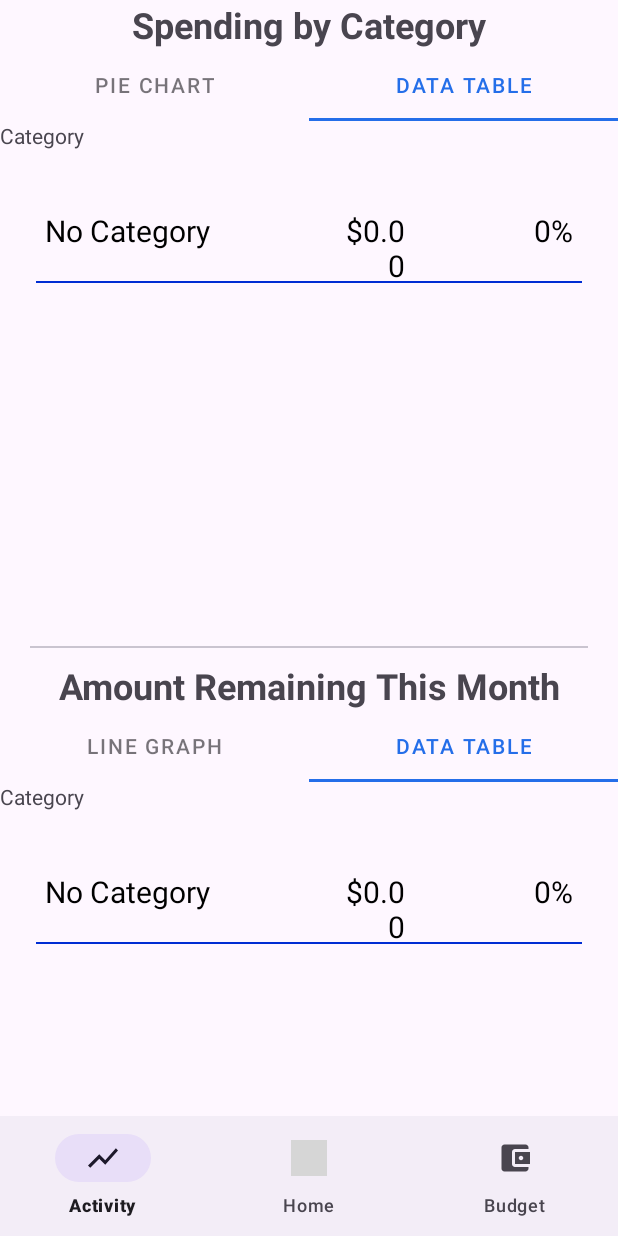
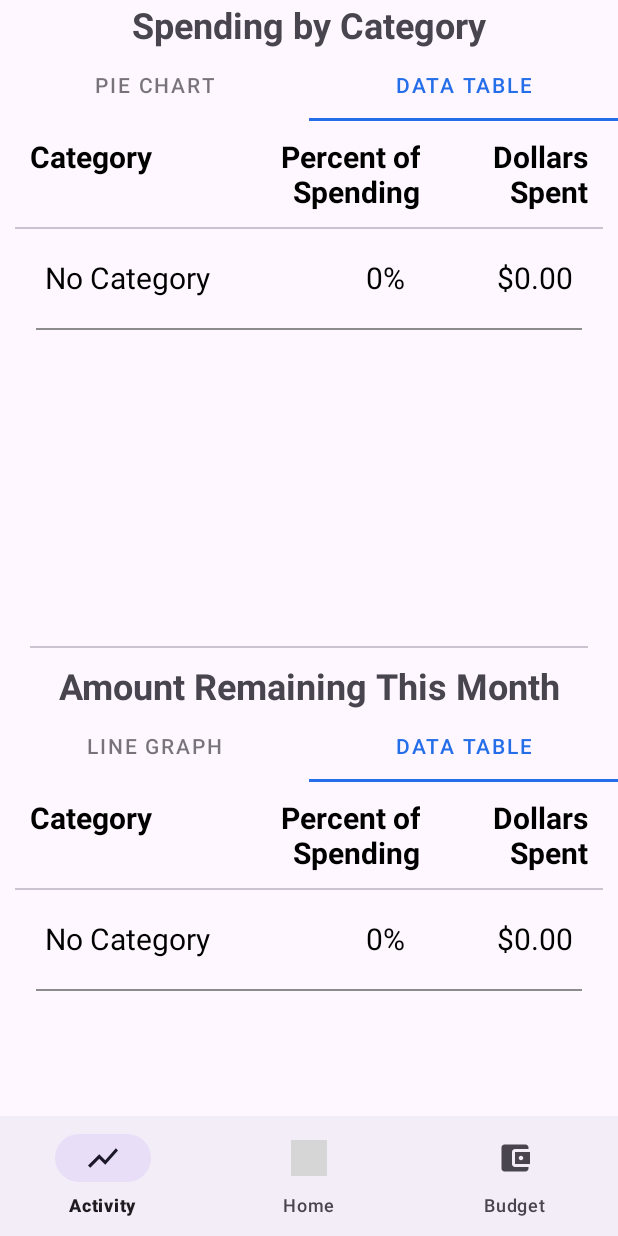
Before and after one commit to MasterTemple/CSCI-335-UI-Application, an Android app: the screen it shows after launch (MainActivity), tab 4 chosen, on a phone screen of 412 x 824 dp. Run offline under Robolectric (Android 15) with nearby library versions, the phone set to English and light mode, and no system bars; libraries missing offline, so code that uses them is left out: com.github.mikephil.charting; plain views replace LineChart; grey boxes are pictures that could not be loaded.

Commit message:
Improved spending by category data table formatting.

```diff
--- a/app/src/main/java/com/example/uigroupproject/CategoryData.java
+++ b/app/src/main/java/com/example/uigroupproject/CategoryData.java
@@ -33,6 +33,15 @@ public class CategoryData {
         }
         return EMPTY_VALUE;
     }
+    public String getPercentFromTotalSpent(double totalSpent) {
+        double budget = totalSpent;
+        if(type.contentEquals(PERCENT)) {
+            return String.format("%.0f%%", value);
+        } else if(type.contentEquals(FIXED_VALUE)) {
+            return budget == 0 ? "0%" : String.format("%.0f%%", 100 / (budget / value));
+        }
+        return EMPTY_VALUE;
+    }
 
     public String getNumber(Context context) {
         Settings settings = new Settings(context);
--- a/app/src/main/java/com/example/uigroupproject/SpendingByCategoryTableAdapter.java
+++ b/app/src/main/java/com/example/uigroupproject/SpendingByCategoryTableAdapter.java
@@ -30,8 +30,15 @@ public class SpendingByCategoryTableAdapter extends RecyclerView.Adapter<Spendin
     public void onBindViewHolder(@NonNull SpendingByCategoryTableViewHolder holder, int position) {
         CategoryData category = categories.get(position);
         holder.nameView.setText(category.name);
-        holder.percentView.setText(category.getPercent(context));
+        holder.percentView.setText(category.getPercentFromTotalSpent(getTotalSpent()));
         holder.amountView.setText(category.getNumber(context));
+    }
+    private double getTotalSpent() {
+        int sum = 0;
+        for (CategoryData category: categories) {
+            sum += category.value;
+        }
+        return sum;
     }
 
     @Override
--- a/app/src/main/java/com/example/uigroupproject/SpendingByCategoryTableViewHolder.java
+++ b/app/src/main/java/com/example/uigroupproject/SpendingByCategoryTableViewHolder.java
@@ -14,7 +14,7 @@ public class SpendingByCategoryTableViewHolder extends RecyclerView.ViewHolder {
         super(itemView);
         // ACTUALLY SET THESE
         nameView = itemView.findViewById(R.id.categoryName);
-        percentView = itemView.findViewById(R.id.categoryValue);
-        amountView = itemView.findViewById(R.id.categoryPercent);
+        percentView = itemView.findViewById(R.id.categoryPercent);
+        amountView = itemView.findViewById(R.id.categoryValue);
     }
 }
--- a/app/src/main/res/layout/fragment_category_element.xml
+++ b/app/src/main/res/layout/fragment_category_element.xml
@@ -51,7 +51,7 @@
         android:layout_marginRight="4dp"
         android:layout_marginTop="10dp"
         android:layout_marginLeft="4dp"
-        app:dividerColor="@color/secondary"
+        app:dividerColor="@color/grey"
         />
 
 </RelativeLayout>
--- a/app/src/main/res/layout/fragment_home.xml
+++ b/app/src/main/res/layout/fragment_home.xml
@@ -36,7 +36,7 @@
         android:layout_marginStart="30dp"
         android:layout_marginTop="30dp"
         android:layout_marginEnd="30dp"
-        android:layout_marginBottom="30dp"
+        android:layout_marginBottom="20dp"
         android:progressBackgroundTint="@color/green"
         android:progressBackgroundTintMode="@color/green"
         android:progressTint="@color/green"
@@ -70,13 +70,13 @@
             android:textStyle="bold"
             android:layout_marginEnd="20dp"
             />
-        <com.google.android.material.divider.MaterialDivider
-            android:layout_below="@+id/home_remaining_value"
-            android:layout_width="match_parent"
-            android:layout_height="wrap_content"
-            android:layout_marginRight="4dp"
-            android:layout_marginLeft="4dp"
-            />
+        <!--        <com.google.android.material.divider.MaterialDivider-->
+        <!--            android:layout_below="@+id/home_remaining_value"-->
+        <!--            android:layout_width="match_parent"-->
+        <!--            android:layout_height="wrap_content"-->
+        <!--            android:layout_marginRight="4dp"-->
+        <!--            android:layout_marginLeft="4dp"-->
+        <!--            />-->
     </RelativeLayout>
 
     <RelativeLayout
@@ -106,13 +106,13 @@
             android:textStyle="bold"
             android:layout_marginEnd="20dp"
             />
-        <com.google.android.material.divider.MaterialDivider
-            android:layout_below="@+id/home_daily_budget_value"
-            android:layout_width="match_parent"
-            android:layout_height="wrap_content"
-            android:layout_marginRight="4dp"
-            android:layout_marginLeft="4dp"
-            />
+        <!--        <com.google.android.material.divider.MaterialDivider-->
+        <!--            android:layout_below="@+id/home_daily_budget_value"-->
+        <!--            android:layout_width="match_parent"-->
+        <!--            android:layout_height="wrap_content"-->
+        <!--            android:layout_marginRight="4dp"-->
+        <!--            android:layout_marginLeft="4dp"-->
+        <!--            />-->
     </RelativeLayout>
 
     <TextView
@@ -126,15 +126,15 @@
         android:text="@string/home_recent_transactions"
         />
 
-    <com.google.android.material.divider.MaterialDivider
-        android:layout_below="@+id/recent_transactions_button"
-        android:layout_width="match_parent"
-        android:layout_height="wrap_content"
-        android:layout_marginRight="12dp"
-        android:layout_marginLeft="12dp"
-        android:layout_marginTop="10dp"
-        app:dividerColor="@color/secondary"
-        />
+    <!--    <com.google.android.material.divider.MaterialDivider-->
+    <!--        android:layout_below="@+id/recent_transactions_button"-->
+    <!--        android:layout_width="match_parent"-->
+    <!--        android:layout_height="wrap_content"-->
+    <!--        android:layout_marginRight="12dp"-->
+    <!--        android:layout_marginLeft="12dp"-->
+    <!--        android:layout_marginTop="10dp"-->
+    <!--        app:dividerColor="@color/secondary"-->
+    <!--        />-->
 
     <androidx.recyclerview.widget.RecyclerView
         android:id="@+id/transactions_preview"
--- a/app/src/main/res/layout/fragment_spending_by_category_table.xml
+++ b/app/src/main/res/layout/fragment_spending_by_category_table.xml
@@ -6,15 +6,60 @@
     <RelativeLayout
         android:id="@+id/table_heading"
         android:layout_width="match_parent"
-        android:layout_height="wrap_content">
+        android:layout_height="wrap_content"
+        android:layout_marginLeft="10dp"
+        android:layout_marginRight="10dp"
+        >
 
         <TextView
+            android:id="@+id/spending_by_category_table_header_category"
+            android:layout_width="140dp"
+            android:layout_height="wrap_content"
+            android:text="Category"
+            android:textColor="@color/black"
+            android:textSize="20sp"
+            android:textStyle="bold"
+            android:layout_margin="10dp"
+
+        />
+
+        <TextView
+            android:id="@+id/spending_by_category_table_header_percent"
+            android:layout_width="100dp"
+            android:layout_height="wrap_content"
+            android:layout_marginStart="10dp"
+            android:layout_marginTop="10dp"
+            android:layout_marginEnd="10dp"
+            android:layout_marginBottom="10dp"
+            android:layout_toEndOf="@id/spending_by_category_table_header_category"
+            android:text="Percent of Spending"
+            android:textColor="@color/black"
+            android:textAlignment="textEnd"
+            android:textSize="20sp"
+            android:textStyle="bold" />
+
+        <TextView
+            android:id="@+id/spending_by_category_table_header_dollars"
             android:layout_width="wrap_content"
             android:layout_height="wrap_content"
-            android:text="Category"
-        />
+            android:layout_marginStart="10dp"
+            android:layout_marginTop="10dp"
+            android:layout_marginEnd="10dp"
+            android:layout_marginBottom="10dp"
+            android:layout_toEndOf="@id/spending_by_category_table_header_percent"
+            android:text="Dollars Spent"
+            android:textColor="@color/black"
+            android:textSize="20sp"
+            android:textAlignment="textEnd"
+            android:textStyle="bold" />
 
     </RelativeLayout>
+    <com.google.android.material.divider.MaterialDivider
+        android:layout_width="match_parent"
+        android:layout_height="wrap_content"
+        android:layout_below="@id/table_heading"
+        android:layout_marginHorizontal="10dp"
+        />
 
     <androidx.recyclerview.widget.RecyclerView
         android:id="@+id/spending_by_category_table"
@@ -22,7 +67,7 @@
         android:layout_width="match_parent"
         android:layout_height="wrap_content"
         android:layout_marginStart="20dp"
-        android:layout_marginTop="20dp"
+        android:layout_marginTop="0dp"
         android:layout_marginEnd="20dp"
         android:layout_marginBottom="20dp"
         />
--- a/app/src/main/res/layout/fragment_transaction_element.xml
+++ b/app/src/main/res/layout/fragment_transaction_element.xml
@@ -74,7 +74,7 @@
         android:layout_marginRight="4dp"
         android:layout_marginTop="10dp"
         android:layout_marginLeft="4dp"
-        app:dividerColor="@color/secondary"
+        app:dividerColor="@color/grey"
         />
 
 </RelativeLayout>
```
